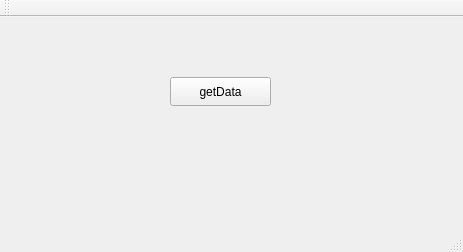
Cogitus/QtmoduloSupervisorio, file QtTcpClientConsumer/mainwindow.ui: the form before one commit.
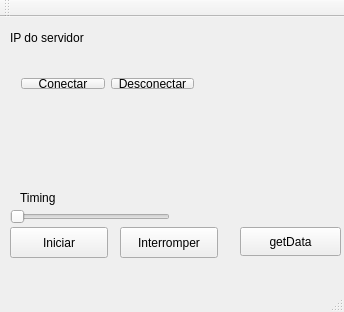
The form after the commit.

Commit message: esboço incompleto da tela

What changed in the file:
```diff
--- a/QtTcpClientConsumer/mainwindow.ui
+++ b/QtTcpClientConsumer/mainwindow.ui
@@ -6,8 +6,8 @@
    <rect>
     <x>0</x>
     <y>0</y>
-    <width>463</width>
-    <height>252</height>
+    <width>344</width>
+    <height>312</height>
    </rect>
   </property>
   <property name="windowTitle">
@@ -17,8 +17,8 @@
    <widget class="QPushButton" name="pushButtonGet">
     <property name="geometry">
      <rect>
-      <x>170</x>
-      <y>60</y>
+      <x>240</x>
+      <y>210</y>
       <width>101</width>
       <height>29</height>
      </rect>
@@ -27,6 +27,97 @@
      <string>getData</string>
     </property>
    </widget>
+   <widget class="QLabel" name="label_IPdoServidor">
+    <property name="geometry">
+     <rect>
+      <x>10</x>
+      <y>10</y>
+      <width>91</width>
+      <height>21</height>
+     </rect>
+    </property>
+    <property name="text">
+     <string>IP do servidor</string>
+    </property>
+   </widget>
+   <widget class="QLabel" name="label_Timing">
+    <property name="geometry">
+     <rect>
+      <x>20</x>
+      <y>170</y>
+      <width>66</width>
+      <height>21</height>
+     </rect>
+    </property>
+    <property name="text">
+     <string>Timing</string>
+    </property>
+   </widget>
+   <widget class="QSlider" name="horizontalSlider_Timing">
+    <property name="geometry">
+     <rect>
+      <x>10</x>
+      <y>190</y>
+      <width>160</width>
+      <height>19</height>
+     </rect>
+    </property>
+    <property name="orientation">
+     <enum>Qt::Horizontal</enum>
+    </property>
+   </widget>
+   <widget class="QPushButton" name="pushButton_Iniciar">
+    <property name="geometry">
+     <rect>
+      <x>10</x>
+      <y>210</y>
+      <width>98</width>
+      <height>31</height>
+     </rect>
+    </property>
+    <property name="text">
+     <string>Iniciar</string>
+    </property>
+   </widget>
+   <widget class="QPushButton" name="pushButton_Interromper">
+    <property name="geometry">
+     <rect>
+      <x>120</x>
+      <y>210</y>
+      <width>98</width>
+      <height>31</height>
+     </rect>
+    </property>
+    <property name="text">
+     <string>Interromper</string>
+    </property>
+   </widget>
+   <widget class="QWidget" name="">
+    <property name="geometry">
+     <rect>
+      <x>10</x>
+      <y>50</y>
+      <width>195</width>
+      <height>33</height>
+     </rect>
+    </property>
+    <layout class="QHBoxLayout" name="horizontalLayout">
+     <item>
+      <widget class="QPushButton" name="pushButton_Conectar">
+       <property name="text">
+        <string>Conectar</string>
+       </property>
+      </widget>
+     </item>
+     <item>
+      <widget class="QPushButton" name="pushButton_Desconectar">
+       <property name="text">
+        <string>Desconectar</string>
+       </property>
+      </widget>
+     </item>
+    </layout>
+   </widget>
   </widget>
   <widget class="QMenuBar" name="menuBar">
    <property name="geometry">
```
Left out of the diff: 4 changed lines with no effect on the pictures.
